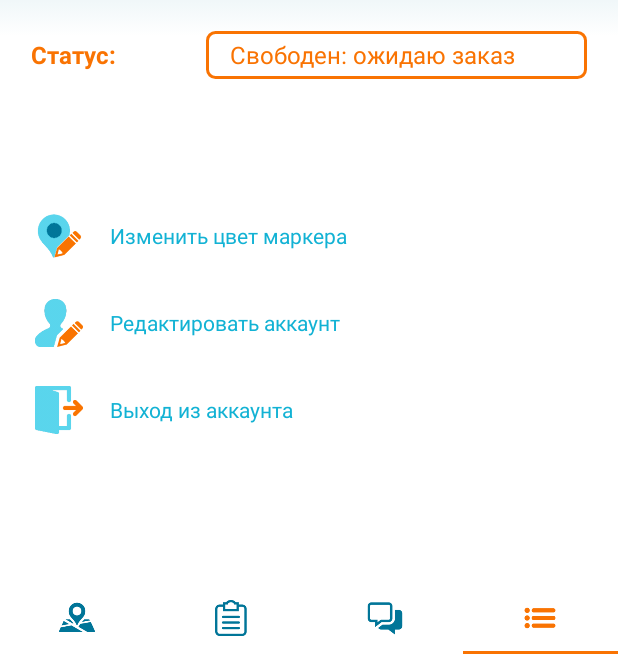
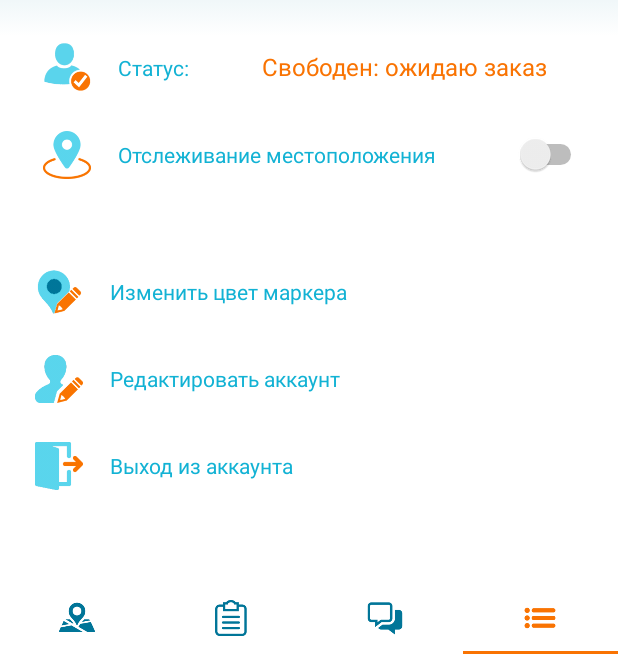
Before and after one commit to dima-shm/Delivery-Control, an Android app: the screen it shows after launch (MainActivity), item 4 of the bottom bar chosen, on a phone screen of 412 x 824 dp, the part 582-1236 px from its top. Run offline under Robolectric (Android 15) with nearby library versions, the phone set to English and light mode, and no system bars.

Commit message:
Update menu
Added new courier status. Remove border. Update text size etc.

```diff
--- a/DelControl/app/src/main/res/drawable/courier_status_border.xml
+++ /dev/null
@@ -1,12 +0,0 @@
-<?xml version="1.0" encoding="utf-8"?>
-<shape
-    xmlns:android="http://schemas.android.com/apk/res/android"
-    android:shape="rectangle">
-
-    <corners android:radius="5dp" />
-
-    <stroke
-        android:width="2dip"
-        android:color="@color/colorAccent" />
-
-</shape>
--- a/DelControl/app/src/main/res/layout/fragment_menu.xml
+++ b/DelControl/app/src/main/res/layout/fragment_menu.xml
@@ -34,25 +34,25 @@
                 android:orientation="horizontal"
                 android:padding="5dp">
 
+                <ImageView
+                    android:layout_width="@dimen/menu_height"
+                    android:layout_height="@dimen/menu_height"
+                    android:padding="8dp"
+                    android:src="@drawable/courier_status"/>
+
+                <LinearLayout
+                    android:layout_width="match_parent"
+                    android:layout_height="wrap_content"
+                    android:orientation="horizontal"
+                    android:layout_marginStart="10dp"
+                    android:layout_gravity="center_vertical">
+
                     <TextView
                         android:layout_width="wrap_content"
                         android:layout_height="wrap_content"
                         android:minHeight="@dimen/courier_status_field_min_height"
-                    android:textStyle="bold"
-                    android:textSize="@dimen/courier_status_text_size"
-                    android:textColor="@color/colorAccent"
-                    android:gravity="start|center_vertical"
+                        android:textColor="@color/colorPrimary"
                         android:text="@string/status"/>
-
-                <android.support.design.widget.CoordinatorLayout
-                    android:layout_width="match_parent"
-                    android:layout_height="wrap_content">
-
-                    <RelativeLayout
-                        android:layout_width="wrap_content"
-                        android:layout_height="wrap_content"
-                        android:layout_gravity="bottom|end"
-                        android:background="@drawable/courier_status_border">
 
                     <Spinner
                         android:id="@+id/courier_status"
@@ -60,13 +60,49 @@
                         android:layout_height="wrap_content"
                         android:minHeight="@dimen/courier_status_field_min_height"
                         android:theme="@style/Spinner"
+                        android:gravity="end"
+                        android:textAlignment="center"
                         android:spinnerMode="dialog"
                         android:entries="@array/courier_status" >
                     </Spinner>
 
-                    </RelativeLayout>
+                </LinearLayout>
 
-                </android.support.design.widget.CoordinatorLayout>
+            </LinearLayout>
+
+            <LinearLayout
+                android:layout_width="match_parent"
+                android:layout_height="wrap_content"
+                android:orientation="horizontal"
+                android:padding="5dp">
+
+                <ImageView
+                    android:layout_width="@dimen/menu_height"
+                    android:layout_height="@dimen/menu_height"
+                    android:padding="8dp"
+                    android:src="@drawable/location_tracking"/>
+
+                <LinearLayout
+                    android:layout_width="match_parent"
+                    android:layout_height="wrap_content"
+                    android:orientation="horizontal"
+                    android:layout_marginStart="10dp"
+                    android:layout_gravity="center_vertical">
+
+                    <TextView
+                        android:layout_width="wrap_content"
+                        android:layout_height="wrap_content"
+                        android:minHeight="@dimen/courier_status_field_min_height"
+                        android:textColor="@color/colorPrimary"
+                        android:gravity="start|center_vertical"
+                        android:text="@string/location_tracking"/>
+
+                    <Switch
+                        android:id="@+id/switch_location_tracking"
+                        android:layout_width="match_parent"
+                        android:layout_height="wrap_content" />
+
+                </LinearLayout>
 
             </LinearLayout>
 
--- a/DelControl/app/src/main/res/values/dimens.xml
+++ b/DelControl/app/src/main/res/values/dimens.xml
@@ -6,6 +6,5 @@
     <dimen name="button_send_width">48dp</dimen>
     <dimen name="button_send_padding">8dp</dimen>
     <dimen name="menu_height">48dp</dimen>
-    <dimen name="courier_status_text_size">16dp</dimen>
     <dimen name="courier_status_field_min_height">32dp</dimen>
 </resources>
--- a/DelControl/app/src/main/res/values/strings.xml
+++ b/DelControl/app/src/main/res/values/strings.xml
@@ -5,10 +5,12 @@
     <string name="orders">Заказы</string>
     <string name="google_maps_key">AIzaSyBlHNvzhC5Qhu0FqWbD03QDVBGUkgF7_UE</string>
     <string name="status">Статус:</string>
+    <string name="location_tracking">Отслеживание местоположения</string>
     <string-array name="courier_status">
         <item>Свободен: ожидаю заказ</item>
         <item>Занят: еду к клиенту</item>
         <item>Занят: на обеде</item>
+        <item>Завершил работу</item>
     </string-array>
     <string-array name="menu_names">
         <item>Изменить цвет маркера</item>
--- a/DelControl/app/src/main/res/values/styles.xml
+++ b/DelControl/app/src/main/res/values/styles.xml
@@ -12,7 +12,6 @@
     </style>
 
     <style name="Spinner" parent="@android:style/Widget.Holo.DropDownItem.Spinner">
-        <item name="android:textSize">@dimen/courier_status_text_size</item>
         <item name="android:textColor">@color/colorAccent</item>
         <item name="android:backgroundTint">@color/colorWhite</item>
     </style>
```
Also changed, not shown: DelControl/app/src/main/res/drawable/courier_status.png (added), DelControl/app/src/main/res/drawable/location_tracking.png (added). Lines whose indentation alone changed are shown as unchanged.
